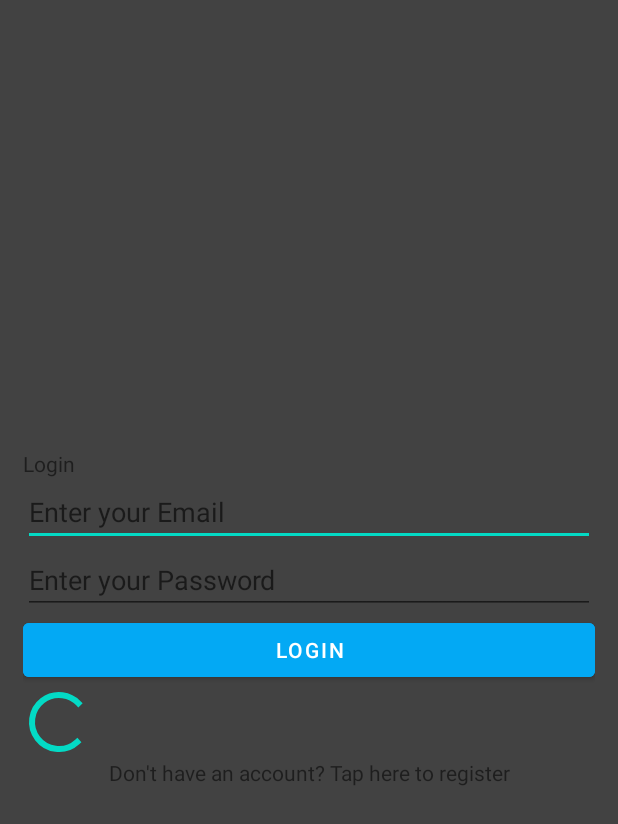
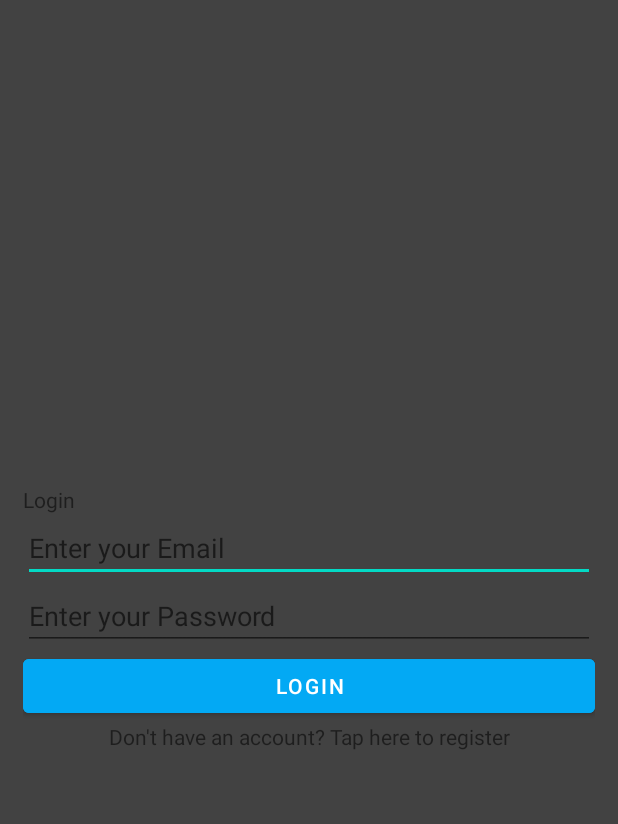
Before and after one commit to christosfas/HumidityTempChart, an Android app: the screen it shows after launch (LoginActivity), on a phone screen of 412 x 824 dp. Shown: the top 824 px of the screen. Run offline under Robolectric (Android 15) with nearby library versions, the phone set to English and light mode, and no system bars; our stand-ins replace Firebase (no records; nobody signed in at launch, a user with empty details on screens opened directly).

Commit message:
login activity progressbar fix

```diff
--- a/app/src/main/java/com/example/humiditytempchart/LoginActivity.java
+++ b/app/src/main/java/com/example/humiditytempchart/LoginActivity.java
@@ -41,14 +41,14 @@ public class LoginActivity extends AppCompatActivity {
         emailTextView = findViewById(R.id.email);
         passwordTextView = findViewById(R.id.password);
         Btn = findViewById(R.id.login);
-        progressbar = findViewById(R.id.progressBar);
-        progressbar.setVisibility(View.GONE);
+        progressbar = (ProgressBar) findViewById(R.id.progressBarLogIn);
 
         // Set on Click Listener on Sign-in button
         Btn.setOnClickListener(new View.OnClickListener() {
             @Override
             public void onClick(View v)
             {
+                progressbar.setVisibility(View.VISIBLE);
                 loginUserAccount();
             }
         });
@@ -58,7 +58,7 @@ public class LoginActivity extends AppCompatActivity {
         if(sp1!=null) {
             emailTextView.setText(sp1.getString("Unm", null));
             passwordTextView.setText(sp1.getString("Psw", null));
-            loginUserAccount();
+            if(!(TextUtils.isEmpty(emailTextView.getText()) || TextUtils.isEmpty(passwordTextView.getText()))) loginUserAccount();
         }
     }
 
@@ -66,9 +66,6 @@ public class LoginActivity extends AppCompatActivity {
     {
         SharedPreferences sp=getSharedPreferences("Login", MODE_PRIVATE);
         SharedPreferences.Editor Ed=sp.edit();
-
-        // show the visibility of progress bar to show loading
-        progressbar.setVisibility(View.VISIBLE);
 
         // Take the value of two edit texts in Strings
         String email, password;
@@ -106,8 +103,6 @@ public class LoginActivity extends AppCompatActivity {
                                                     Toast.LENGTH_LONG)
                                             .show();
 
-                                    // hide the progress bar
-                                    progressbar.setVisibility(View.GONE);
 
                                     Ed.putString("Unm",email );
                                     Ed.putString("Psw",password);
--- a/app/src/main/java/com/example/humiditytempchart/RegistrationActivity.java
+++ b/app/src/main/java/com/example/humiditytempchart/RegistrationActivity.java
@@ -17,8 +17,6 @@ import com.google.firebase.auth.FirebaseAuth;
 import com.google.firebase.auth.AuthResult;
 import com.google.android.gms.tasks.OnCompleteListener;
 import com.google.android.gms.tasks.Task;
-
-import java.util.logging.Logger;
 
 public class RegistrationActivity extends AppCompatActivity {
 
@@ -42,7 +40,7 @@ public class RegistrationActivity extends AppCompatActivity {
         emailTextView = findViewById(R.id.email);
         passwordTextView = findViewById(R.id.passwd);
         Btn = findViewById(R.id.btnregister);
-        progressbar = findViewById(R.id.progressBar);
+        progressbar = (ProgressBar) findViewById(R.id.progressBarReg);
         progressbar.setVisibility(View.GONE);
 
         // Set on Click Listener on Registration button
--- a/app/src/main/res/layout/activity_login.xml
+++ b/app/src/main/res/layout/activity_login.xml
@@ -45,9 +45,10 @@
 
     <!-- ProgressBar for Loading Time -->
     <ProgressBar
-        android:id="@+id/progressBar"
+        android:id="@+id/progressBarLogIn"
         android:layout_width="wrap_content"
         android:layout_height="wrap_content"
+        android:visibility="gone"
         tools:visibility="gone" />
 
 
--- a/app/src/main/res/layout/activity_registration.xml
+++ b/app/src/main/res/layout/activity_registration.xml
@@ -76,11 +76,11 @@
 
 
         <ProgressBar
-            android:id="@+id/progressBar"
+            android:id="@+id/progressBarReg"
             style="?android:attr/progressBarStyle"
             android:layout_width="wrap_content"
             android:layout_height="wrap_content"
-            android:visibility="gone"
+            android:visibility="invisible"
             app:layout_constraintBottom_toTopOf="@+id/btnregister"
             app:layout_constraintEnd_toEndOf="parent"
             app:layout_constraintStart_toStartOf="parent"
```
